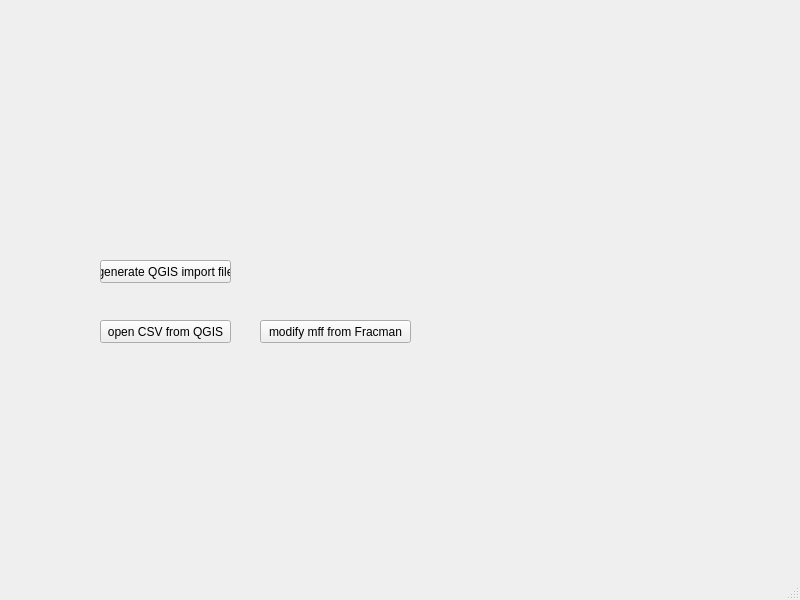
This is mainwindow.ui in garytcfsh/set_boundary_condition as Qt 5 draws it before an edit. The edited form follows.
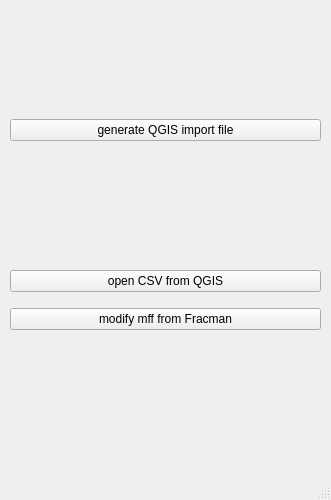
This is the edited form.

Commit message: add error message box

The edit to the form file:
```diff
--- a/mainwindow.ui
+++ b/mainwindow.ui
@@ -6,52 +6,58 @@
    <rect>
     <x>0</x>
     <y>0</y>
-    <width>800</width>
-    <height>600</height>
+    <width>331</width>
+    <height>500</height>
    </rect>
   </property>
   <property name="windowTitle">
    <string>MainWindow</string>
   </property>
   <widget class="QWidget" name="centralwidget">
-   <widget class="QPushButton" name="open_CSV_from_QGIS">
+   <widget class="QWidget" name="verticalLayoutWidget">
     <property name="geometry">
      <rect>
-      <x>100</x>
-      <y>320</y>
-      <width>131</width>
-      <height>23</height>
+      <x>10</x>
+      <y>90</y>
+      <width>311</width>
+      <height>80</height>
      </rect>
     </property>
-    <property name="text">
-     <string>open CSV from QGIS</string>
-    </property>
+    <layout class="QVBoxLayout" name="verticalLayout_2">
+     <item>
+      <widget class="QPushButton" name="generate_QGIS_import_file">
+       <property name="text">
+        <string>generate QGIS import file</string>
+       </property>
+      </widget>
+     </item>
+    </layout>
    </widget>
-   <widget class="QPushButton" name="modify_mff_from_Fracman">
+   <widget class="QWidget" name="verticalLayoutWidget_2">
     <property name="geometry">
      <rect>
-      <x>260</x>
-      <y>320</y>
-      <width>151</width>
-      <height>23</height>
-     </rect>
-    </property>
-    <property name="text">
-     <string>modify mff from Fracman</string>
-    </property>
-   </widget>
-   <widget class="QPushButton" name="generate_QGIS_import_file">
-    <property name="geometry">
-     <rect>
-      <x>100</x>
+      <x>10</x>
       <y>260</y>
-      <width>131</width>
-      <height>23</height>
+      <width>311</width>
+      <height>80</height>
      </rect>
     </property>
-    <property name="text">
-     <string>generate QGIS import file</string>
-    </property>
+    <layout class="QVBoxLayout" name="verticalLayout_3">
+     <item>
+      <widget class="QPushButton" name="open_CSV_from_QGIS">
+       <property name="text">
+        <string>open CSV from QGIS</string>
+       </property>
+      </widget>
+     </item>
+     <item>
+      <widget class="QPushButton" name="modify_mff_from_Fracman">
+       <property name="text">
+        <string>modify mff from Fracman</string>
+       </property>
+      </widget>
+     </item>
+    </layout>
    </widget>
   </widget>
   <widget class="QMenuBar" name="menubar">
```
Left out of the diff: 2 changed lines with no effect on the pictures. The commit also changes 2 other files.
